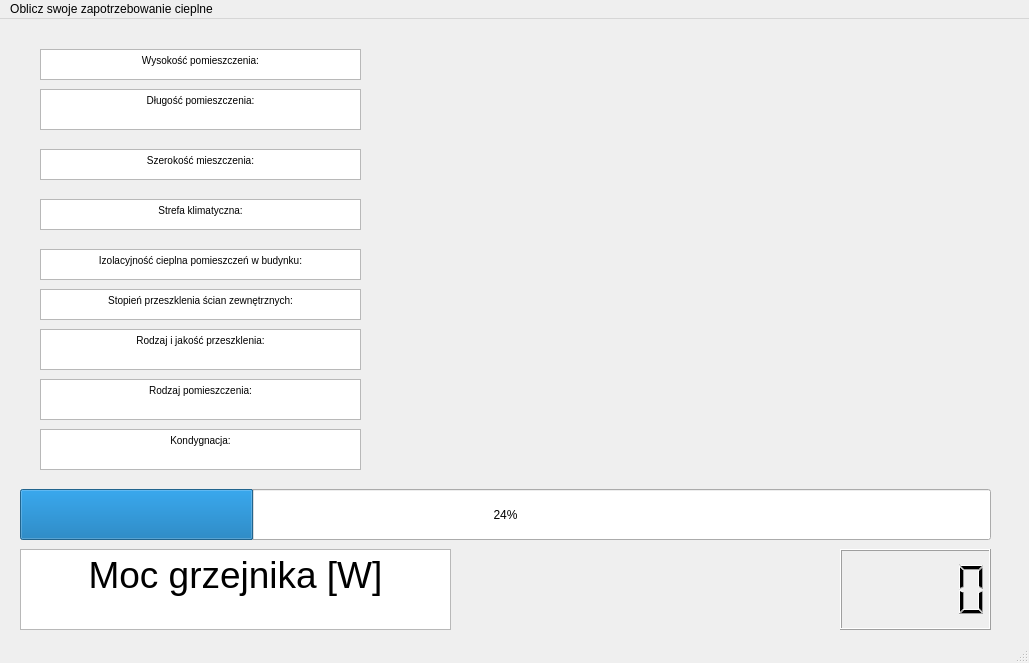
The window that mainwindow.ui (student253885/KalkulatorGrzejniki) describes before a commit, drawn with Qt 5.
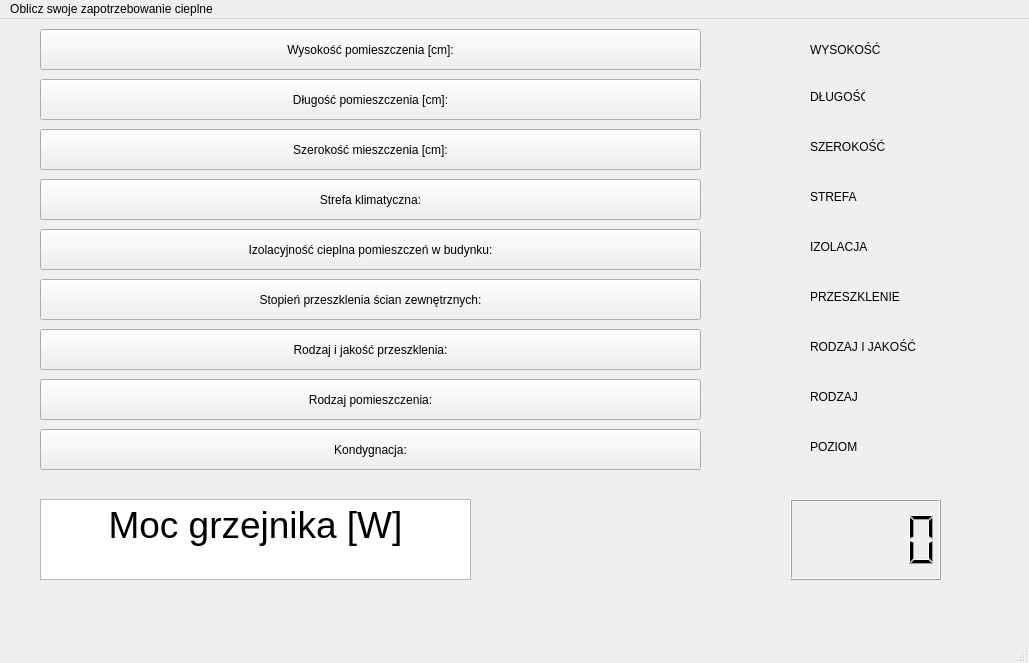
The same window after the commit.

The edit to the form file:
```diff
--- a/mainwindow.ui
+++ b/mainwindow.ui
@@ -17,8 +17,8 @@
    <widget class="QLCDNumber" name="lcdNumber">
     <property name="geometry">
      <rect>
-      <x>840</x>
-      <y>530</y>
+      <x>790</x>
+      <y>480</y>
       <width>151</width>
       <height>81</height>
      </rect>
@@ -27,8 +27,8 @@
    <widget class="QTextBrowser" name="textBrowser">
     <property name="geometry">
      <rect>
-      <x>20</x>
-      <y>530</y>
+      <x>40</x>
+      <y>480</y>
       <width>431</width>
       <height>81</height>
      </rect>
@@ -41,170 +41,238 @@
 &lt;p align=&quot;center&quot; style=&quot; margin-top:0px; margin-bottom:0px; margin-left:0px; margin-right:0px; -qt-block-indent:0; text-indent:0px;&quot;&gt;&lt;span style=&quot; font-size:28pt;&quot;&gt;Moc grzejnika [W]&lt;/span&gt;&lt;/p&gt;&lt;/body&gt;&lt;/html&gt;</string>
     </property>
    </widget>
-   <widget class="QProgressBar" name="progressBar">
+   <widget class="QPushButton" name="pushButton">
     <property name="geometry">
      <rect>
-      <x>20</x>
-      <y>470</y>
-      <width>971</width>
-      <height>51</height>
+      <x>40</x>
+      <y>10</y>
+      <width>661</width>
+      <height>41</height>
      </rect>
     </property>
-    <property name="value">
-     <number>24</number>
+    <property name="text">
+     <string>Wysokość pomieszczenia [cm]:</string>
     </property>
    </widget>
-   <widget class="QTextBrowser" name="textBrowser_2">
+   <widget class="QLabel" name="high">
     <property name="geometry">
      <rect>
-      <x>40</x>
-      <y>30</y>
-      <width>321</width>
-      <height>31</height>
+      <x>810</x>
+      <y>20</y>
+      <width>71</width>
+      <height>21</height>
      </rect>
     </property>
-    <property name="html">
-     <string>&lt;!DOCTYPE HTML PUBLIC &quot;-//W3C//DTD HTML 4.0//EN&quot; &quot;http://www.w3.org/TR/REC-html40/strict.dtd&quot;&gt;
-&lt;html&gt;&lt;head&gt;&lt;meta name=&quot;qrichtext&quot; content=&quot;1&quot; /&gt;&lt;style type=&quot;text/css&quot;&gt;
-p, li { white-space: pre-wrap; }
-&lt;/style&gt;&lt;/head&gt;&lt;body style=&quot; font-family:'MS Shell Dlg 2'; font-size:7.8pt; font-weight:400; font-style:normal;&quot;&gt;
-&lt;p align=&quot;center&quot; style=&quot; margin-top:0px; margin-bottom:0px; margin-left:0px; margin-right:0px; -qt-block-indent:0; text-indent:0px;&quot;&gt;Wysokość pomieszczenia:&lt;/p&gt;&lt;/body&gt;&lt;/html&gt;</string>
+    <property name="text">
+     <string>WYSOKOŚĆ</string>
     </property>
    </widget>
-   <widget class="QTextBrowser" name="textBrowser_3">
+   <widget class="QPushButton" name="pushButton_2">
     <property name="geometry">
      <rect>
       <x>40</x>
+      <y>60</y>
+      <width>661</width>
+      <height>41</height>
+     </rect>
+    </property>
+    <property name="text">
+     <string>Długość pomieszczenia [cm]:</string>
+    </property>
+   </widget>
+   <widget class="QLabel" name="lenght">
+    <property name="geometry">
+     <rect>
+      <x>810</x>
       <y>70</y>
-      <width>321</width>
-      <height>41</height>
+      <width>55</width>
+      <height>16</height>
      </rect>
     </property>
-    <property name="html">
-     <string>&lt;!DOCTYPE HTML PUBLIC &quot;-//W3C//DTD HTML 4.0//EN&quot; &quot;http://www.w3.org/TR/REC-html40/strict.dtd&quot;&gt;
-&lt;html&gt;&lt;head&gt;&lt;meta name=&quot;qrichtext&quot; content=&quot;1&quot; /&gt;&lt;style type=&quot;text/css&quot;&gt;
-p, li { white-space: pre-wrap; }
-&lt;/style&gt;&lt;/head&gt;&lt;body style=&quot; font-family:'MS Shell Dlg 2'; font-size:7.8pt; font-weight:400; font-style:normal;&quot;&gt;
-&lt;p align=&quot;center&quot; style=&quot; margin-top:0px; margin-bottom:0px; margin-left:0px; margin-right:0px; -qt-block-indent:0; text-indent:0px;&quot;&gt;Długość pomieszczenia:&lt;/p&gt;&lt;/body&gt;&lt;/html&gt;</string>
+    <property name="text">
+     <string>DŁUGOŚĆ</string>
     </property>
    </widget>
-   <widget class="QTextBrowser" name="textBrowser_4">
+   <widget class="QPushButton" name="pushButton_3">
     <property name="geometry">
      <rect>
       <x>40</x>
-      <y>130</y>
-      <width>321</width>
-      <height>31</height>
+      <y>110</y>
+      <width>661</width>
+      <height>41</height>
      </rect>
     </property>
-    <property name="html">
-     <string>&lt;!DOCTYPE HTML PUBLIC &quot;-//W3C//DTD HTML 4.0//EN&quot; &quot;http://www.w3.org/TR/REC-html40/strict.dtd&quot;&gt;
-&lt;html&gt;&lt;head&gt;&lt;meta name=&quot;qrichtext&quot; content=&quot;1&quot; /&gt;&lt;style type=&quot;text/css&quot;&gt;
-p, li { white-space: pre-wrap; }
-&lt;/style&gt;&lt;/head&gt;&lt;body style=&quot; font-family:'MS Shell Dlg 2'; font-size:7.8pt; font-weight:400; font-style:normal;&quot;&gt;
-&lt;p align=&quot;center&quot; style=&quot; margin-top:0px; margin-bottom:0px; margin-left:0px; margin-right:0px; -qt-block-indent:0; text-indent:0px;&quot;&gt;Szerokość mieszczenia:&lt;/p&gt;&lt;/body&gt;&lt;/html&gt;</string>
+    <property name="text">
+     <string>Szerokość mieszczenia [cm]:</string>
     </property>
    </widget>
-   <widget class="QTextBrowser" name="textBrowser_5">
+   <widget class="QLabel" name="width">
     <property name="geometry">
      <rect>
-      <x>40</x>
-      <y>180</y>
-      <width>321</width>
-      <height>31</height>
+      <x>810</x>
+      <y>120</y>
+      <width>81</width>
+      <height>16</height>
      </rect>
     </property>
-    <property name="html">
-     <string>&lt;!DOCTYPE HTML PUBLIC &quot;-//W3C//DTD HTML 4.0//EN&quot; &quot;http://www.w3.org/TR/REC-html40/strict.dtd&quot;&gt;
-&lt;html&gt;&lt;head&gt;&lt;meta name=&quot;qrichtext&quot; content=&quot;1&quot; /&gt;&lt;style type=&quot;text/css&quot;&gt;
-p, li { white-space: pre-wrap; }
-&lt;/style&gt;&lt;/head&gt;&lt;body style=&quot; font-family:'MS Shell Dlg 2'; font-size:7.8pt; font-weight:400; font-style:normal;&quot;&gt;
-&lt;p align=&quot;center&quot; style=&quot; margin-top:0px; margin-bottom:0px; margin-left:0px; margin-right:0px; -qt-block-indent:0; text-indent:0px;&quot;&gt;Strefa klimatyczna:&lt;/p&gt;&lt;/body&gt;&lt;/html&gt;</string>
+    <property name="text">
+     <string>SZEROKOŚĆ</string>
     </property>
    </widget>
-   <widget class="QTextBrowser" name="textBrowser_6">
+   <widget class="QPushButton" name="pushButton_4">
     <property name="geometry">
      <rect>
       <x>40</x>
-      <y>230</y>
-      <width>321</width>
-      <height>31</height>
+      <y>160</y>
+      <width>661</width>
+      <height>41</height>
      </rect>
     </property>
-    <property name="html">
-     <string>&lt;!DOCTYPE HTML PUBLIC &quot;-//W3C//DTD HTML 4.0//EN&quot; &quot;http://www.w3.org/TR/REC-html40/strict.dtd&quot;&gt;
-&lt;html&gt;&lt;head&gt;&lt;meta name=&quot;qrichtext&quot; content=&quot;1&quot; /&gt;&lt;style type=&quot;text/css&quot;&gt;
-p, li { white-space: pre-wrap; }
-&lt;/style&gt;&lt;/head&gt;&lt;body style=&quot; font-family:'MS Shell Dlg 2'; font-size:7.8pt; font-weight:400; font-style:normal;&quot;&gt;
-&lt;p align=&quot;center&quot; style=&quot; margin-top:0px; margin-bottom:0px; margin-left:0px; margin-right:0px; -qt-block-indent:0; text-indent:0px;&quot;&gt;Izolacyjność cieplna pomieszczeń w budynku:&lt;/p&gt;&lt;/body&gt;&lt;/html&gt;</string>
+    <property name="text">
+     <string>Strefa klimatyczna:</string>
     </property>
    </widget>
-   <widget class="QTextBrowser" name="textBrowser_7">
+   <widget class="QLabel" name="zone">
     <property name="geometry">
      <rect>
+      <x>810</x>
+      <y>170</y>
+      <width>181</width>
+      <height>16</height>
+     </rect>
+    </property>
+    <property name="text">
+     <string>STREFA</string>
+    </property>
+   </widget>
+   <widget class="QPushButton" name="pushButton_5">
+    <property name="geometry">
+     <rect>
       <x>40</x>
+      <y>210</y>
+      <width>661</width>
+      <height>41</height>
+     </rect>
+    </property>
+    <property name="text">
+     <string>Izolacyjność cieplna pomieszczeń w budynku:</string>
+    </property>
+   </widget>
+   <widget class="QLabel" name="izolation">
+    <property name="geometry">
+     <rect>
+      <x>810</x>
+      <y>220</y>
+      <width>181</width>
+      <height>16</height>
+     </rect>
+    </property>
+    <property name="text">
+     <string>IZOLACJA</string>
+    </property>
+   </widget>
+   <widget class="QLabel" name="glasslabel">
+    <property name="geometry">
+     <rect>
+      <x>810</x>
       <y>270</y>
-      <width>321</width>
-      <height>31</height>
+      <width>171</width>
+      <height>16</height>
      </rect>
     </property>
-    <property name="html">
-     <string>&lt;!DOCTYPE HTML PUBLIC &quot;-//W3C//DTD HTML 4.0//EN&quot; &quot;http://www.w3.org/TR/REC-html40/strict.dtd&quot;&gt;
-&lt;html&gt;&lt;head&gt;&lt;meta name=&quot;qrichtext&quot; content=&quot;1&quot; /&gt;&lt;style type=&quot;text/css&quot;&gt;
-p, li { white-space: pre-wrap; }
-&lt;/style&gt;&lt;/head&gt;&lt;body style=&quot; font-family:'MS Shell Dlg 2'; font-size:7.8pt; font-weight:400; font-style:normal;&quot;&gt;
-&lt;p align=&quot;center&quot; style=&quot; margin-top:0px; margin-bottom:0px; margin-left:0px; margin-right:0px; -qt-block-indent:0; text-indent:0px;&quot;&gt;Stopień przeszklenia ścian zewnętrznych:&lt;/p&gt;&lt;/body&gt;&lt;/html&gt;</string>
+    <property name="text">
+     <string>PRZESZKLENIE</string>
     </property>
    </widget>
-   <widget class="QTextBrowser" name="textBrowser_8">
+   <widget class="QLabel" name="typelabel">
+    <property name="geometry">
+     <rect>
+      <x>810</x>
+      <y>320</y>
+      <width>191</width>
+      <height>16</height>
+     </rect>
+    </property>
+    <property name="text">
+     <string>RODZAJ I JAKOŚĆ</string>
+    </property>
+   </widget>
+   <widget class="QLabel" name="roomlabel">
+    <property name="geometry">
+     <rect>
+      <x>810</x>
+      <y>370</y>
+      <width>201</width>
+      <height>16</height>
+     </rect>
+    </property>
+    <property name="text">
+     <string>RODZAJ</string>
+    </property>
+   </widget>
+   <widget class="QLabel" name="levellabel">
+    <property name="geometry">
+     <rect>
+      <x>810</x>
+      <y>420</y>
+      <width>201</width>
+      <height>16</height>
+     </rect>
+    </property>
+    <property name="text">
+     <string>POZIOM</string>
+    </property>
+   </widget>
+   <widget class="QPushButton" name="pushButton_6">
+    <property name="geometry">
+     <rect>
+      <x>40</x>
+      <y>260</y>
+      <width>661</width>
+      <height>41</height>
+     </rect>
+    </property>
+    <property name="text">
+     <string>Stopień przeszklenia ścian zewnętrznych:</string>
+    </property>
+   </widget>
+   <widget class="QPushButton" name="pushButton_7">
     <property name="geometry">
      <rect>
       <x>40</x>
       <y>310</y>
-      <width>321</width>
+      <width>661</width>
       <height>41</height>
      </rect>
     </property>
-    <property name="html">
-     <string>&lt;!DOCTYPE HTML PUBLIC &quot;-//W3C//DTD HTML 4.0//EN&quot; &quot;http://www.w3.org/TR/REC-html40/strict.dtd&quot;&gt;
-&lt;html&gt;&lt;head&gt;&lt;meta name=&quot;qrichtext&quot; content=&quot;1&quot; /&gt;&lt;style type=&quot;text/css&quot;&gt;
-p, li { white-space: pre-wrap; }
-&lt;/style&gt;&lt;/head&gt;&lt;body style=&quot; font-family:'MS Shell Dlg 2'; font-size:7.8pt; font-weight:400; font-style:normal;&quot;&gt;
-&lt;p align=&quot;center&quot; style=&quot; margin-top:0px; margin-bottom:0px; margin-left:0px; margin-right:0px; -qt-block-indent:0; text-indent:0px;&quot;&gt;Rodzaj i jakość przeszklenia:&lt;/p&gt;&lt;/body&gt;&lt;/html&gt;</string>
+    <property name="text">
+     <string>Rodzaj i jakość przeszklenia:</string>
     </property>
    </widget>
-   <widget class="QTextBrowser" name="textBrowser_9">
+   <widget class="QPushButton" name="pushButton_8">
     <property name="geometry">
      <rect>
       <x>40</x>
       <y>360</y>
-      <width>321</width>
+      <width>661</width>
       <height>41</height>
      </rect>
     </property>
-    <property name="html">
-     <string>&lt;!DOCTYPE HTML PUBLIC &quot;-//W3C//DTD HTML 4.0//EN&quot; &quot;http://www.w3.org/TR/REC-html40/strict.dtd&quot;&gt;
-&lt;html&gt;&lt;head&gt;&lt;meta name=&quot;qrichtext&quot; content=&quot;1&quot; /&gt;&lt;style type=&quot;text/css&quot;&gt;
-p, li { white-space: pre-wrap; }
-&lt;/style&gt;&lt;/head&gt;&lt;body style=&quot; font-family:'MS Shell Dlg 2'; font-size:7.8pt; font-weight:400; font-style:normal;&quot;&gt;
-&lt;p align=&quot;center&quot; style=&quot; margin-top:0px; margin-bottom:0px; margin-left:0px; margin-right:0px; -qt-block-indent:0; text-indent:0px;&quot;&gt;Rodzaj pomieszczenia:&lt;/p&gt;&lt;/body&gt;&lt;/html&gt;</string>
+    <property name="text">
+     <string>Rodzaj pomieszczenia:</string>
     </property>
    </widget>
-   <widget class="QTextBrowser" name="textBrowser_10">
+   <widget class="QPushButton" name="pushButton_9">
     <property name="geometry">
      <rect>
       <x>40</x>
       <y>410</y>
-      <width>321</width>
+      <width>661</width>
       <height>41</height>
      </rect>
     </property>
-    <property name="html">
-     <string>&lt;!DOCTYPE HTML PUBLIC &quot;-//W3C//DTD HTML 4.0//EN&quot; &quot;http://www.w3.org/TR/REC-html40/strict.dtd&quot;&gt;
-&lt;html&gt;&lt;head&gt;&lt;meta name=&quot;qrichtext&quot; content=&quot;1&quot; /&gt;&lt;style type=&quot;text/css&quot;&gt;
-p, li { white-space: pre-wrap; }
-&lt;/style&gt;&lt;/head&gt;&lt;body style=&quot; font-family:'MS Shell Dlg 2'; font-size:7.8pt; font-weight:400; font-style:normal;&quot;&gt;
-&lt;p align=&quot;center&quot; style=&quot; margin-top:0px; margin-bottom:0px; margin-left:0px; margin-right:0px; -qt-block-indent:0; text-indent:0px;&quot;&gt;Kondygnacja:&lt;/p&gt;&lt;/body&gt;&lt;/html&gt;</string>
+    <property name="text">
+     <string>Kondygnacja:</string>
     </property>
    </widget>
   </widget>
```
Left out of the diff: 6 changed lines with no effect on the pictures.
